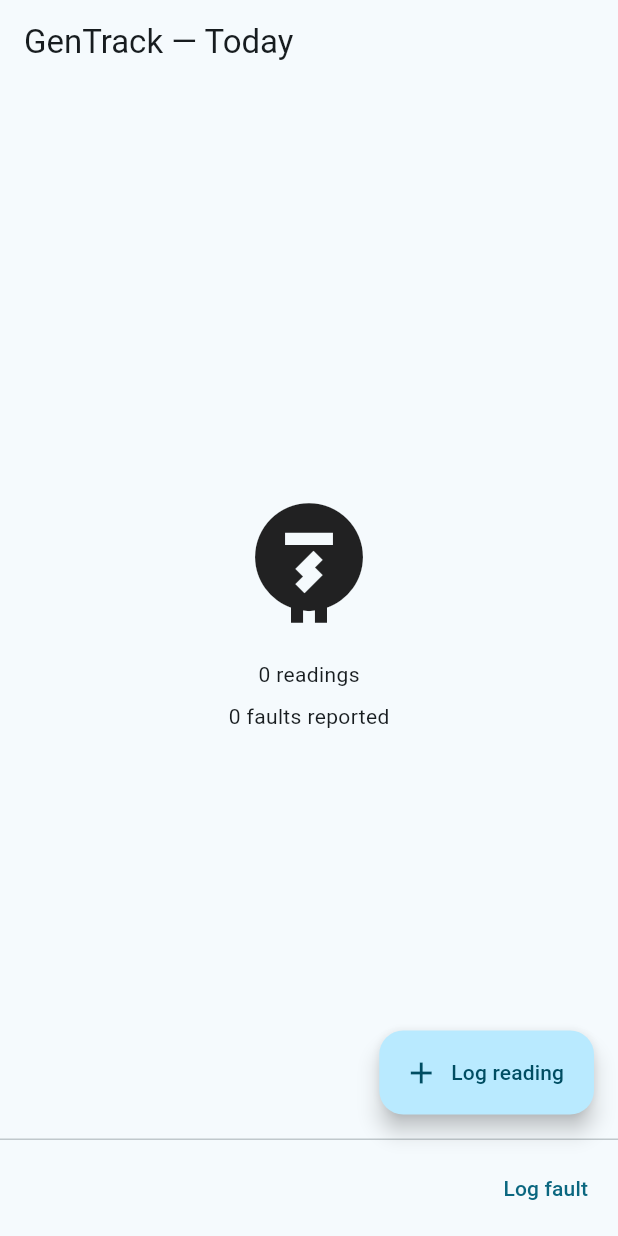
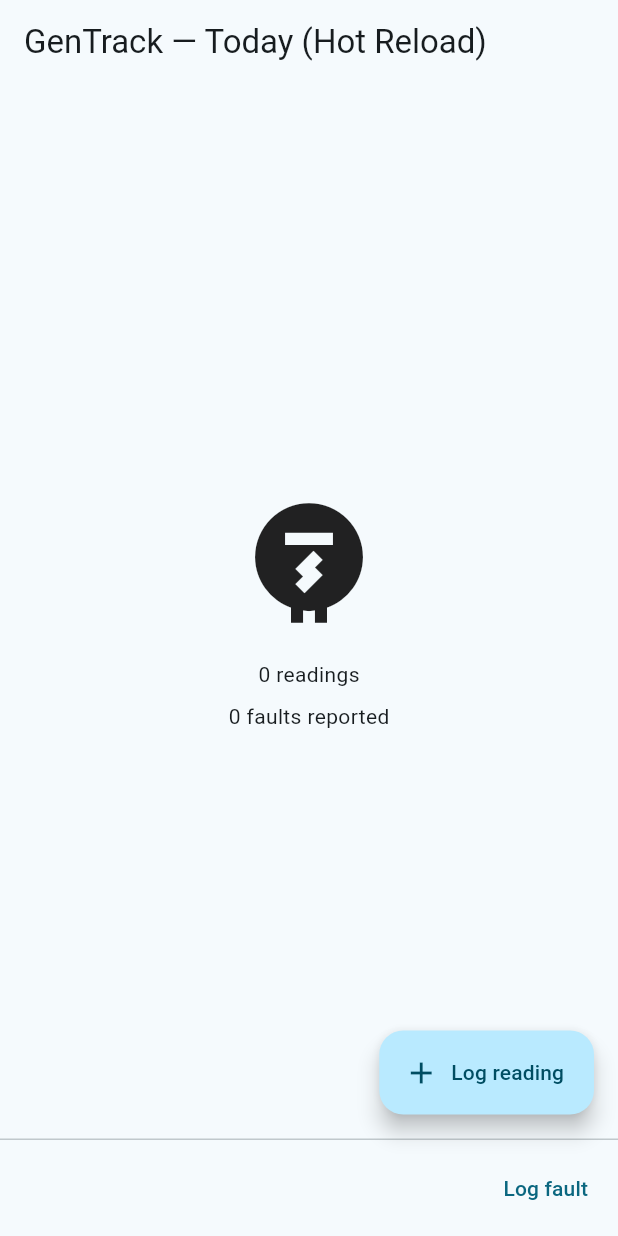
Before and after one commit to AvinAwat/gentrack, a Flutter app: the screen it shows after launch, on a phone screen of 412 x 824 dp. Run offline on Flutter 3.47's test engine with Material 3 defaults, Android fonts, the phone set to English and light mode, and no system bars.

Commit message:
lab01: document hot reload experiment

```diff
--- a/lib/today_screen.dart
+++ b/lib/today_screen.dart
@@ -24,7 +24,7 @@ class _TodayScreenState extends State<TodayScreen> {
   Widget build(BuildContext context) {
     return Scaffold(
       appBar: AppBar(
-        title: const Text('GenTrack — Today'),
+       title: const Text('GenTrack — Today (Hot Reload)'),
       ),
       body: Center(
         child: Column(
```
